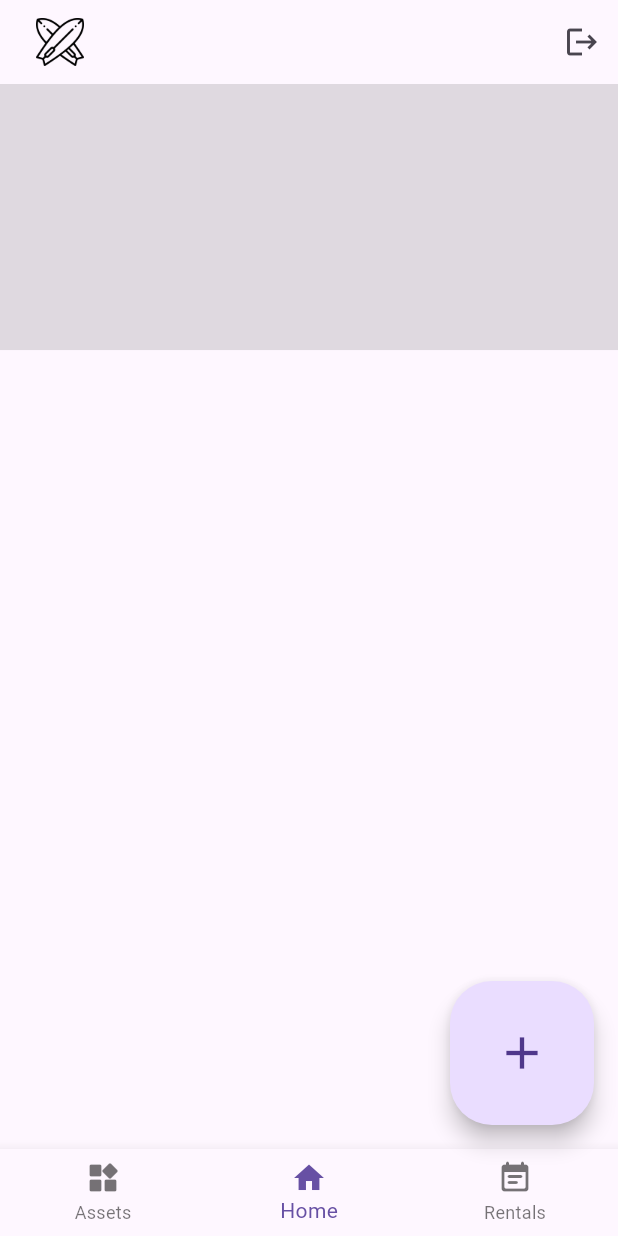
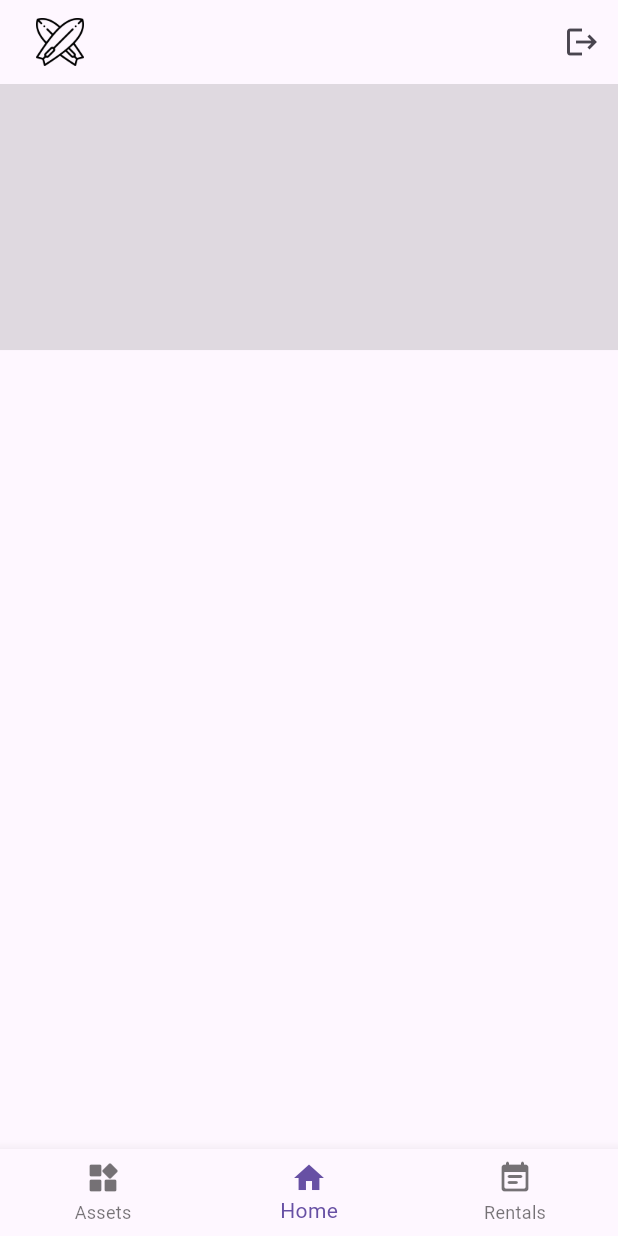
Before and after one commit to Uptime-Apps/Stere, a Flutter app: the screen it shows after launch, on a phone screen of 412 x 824 dp. Run offline on Flutter 3.47's test engine with Material 2 defaults, Android fonts, the phone set to English and light mode, and no system bars; our stand-ins replace firebase_auth, firebase_core, flutter_riverpod, freezed_annotation; missing offline and left inert: firebase_ui_auth; accounts and stored records are empty.

```diff
--- a/lib/main.dart
+++ b/lib/main.dart
@@ -1,6 +1,7 @@
 import 'package:firebase_core/firebase_core.dart';
 import 'package:firebase_ui_auth/firebase_ui_auth.dart';
 import 'package:flutter/material.dart';
+import 'package:flutter/services.dart';
 import 'package:flutter_localizations/flutter_localizations.dart';
 import 'package:flutter_riverpod/flutter_riverpod.dart';
 
@@ -17,11 +18,13 @@ Future<void> main() async {
   FirebaseUIAuth.configureProviders([
     EmailAuthProvider(),
   ]);
-  runApp(const ProviderScope(child: MyApp()));
+  SystemChrome.setPreferredOrientations(
+          [DeviceOrientation.portraitDown, DeviceOrientation.portraitUp])
+      .then((_) => runApp(const ProviderScope(child: StereApp())));
 }
 
-class MyApp extends StatelessWidget {
-  const MyApp({super.key});
+class StereApp extends StatelessWidget {
+  const StereApp({super.key});
   @override
   Widget build(BuildContext context) {
     return MaterialApp(
--- a/lib/views/home.dart
+++ b/lib/views/home.dart
@@ -25,10 +25,6 @@ class HomeScreen extends ConsumerWidget {
           ),
         ],
       ),
-      fab: FloatingActionButton.large(
-        onPressed: () {},
-        child: const Icon(Icons.add),
-      ),
     );
   }
 }
```
Also changed, not shown: 1 other file.
